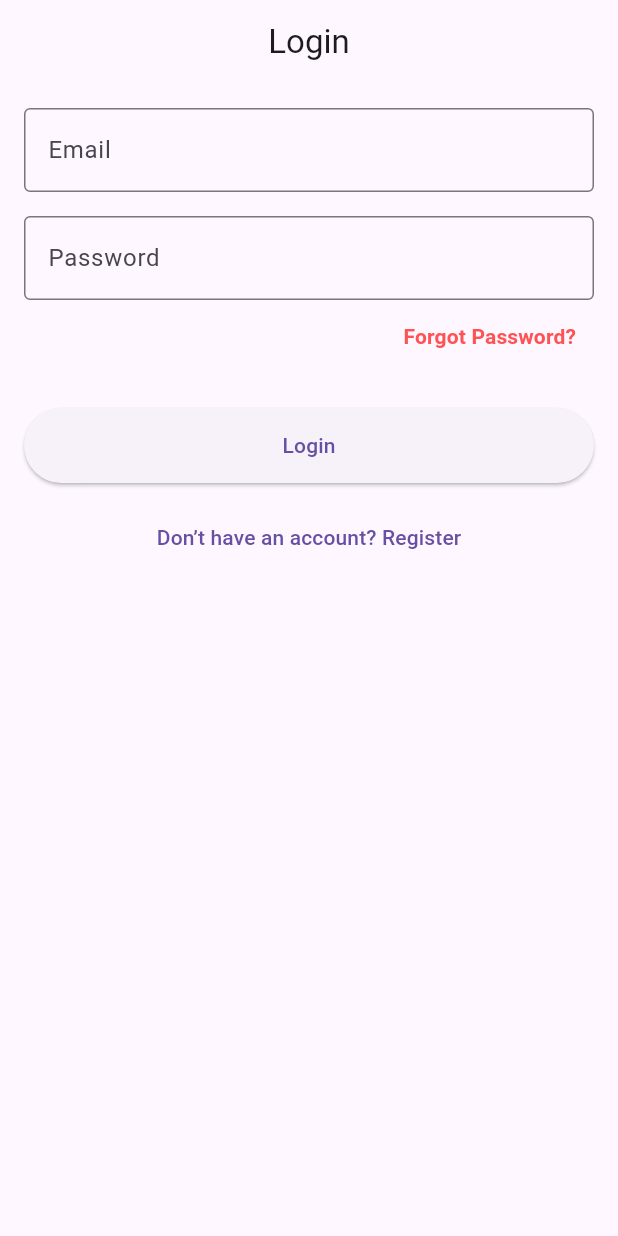
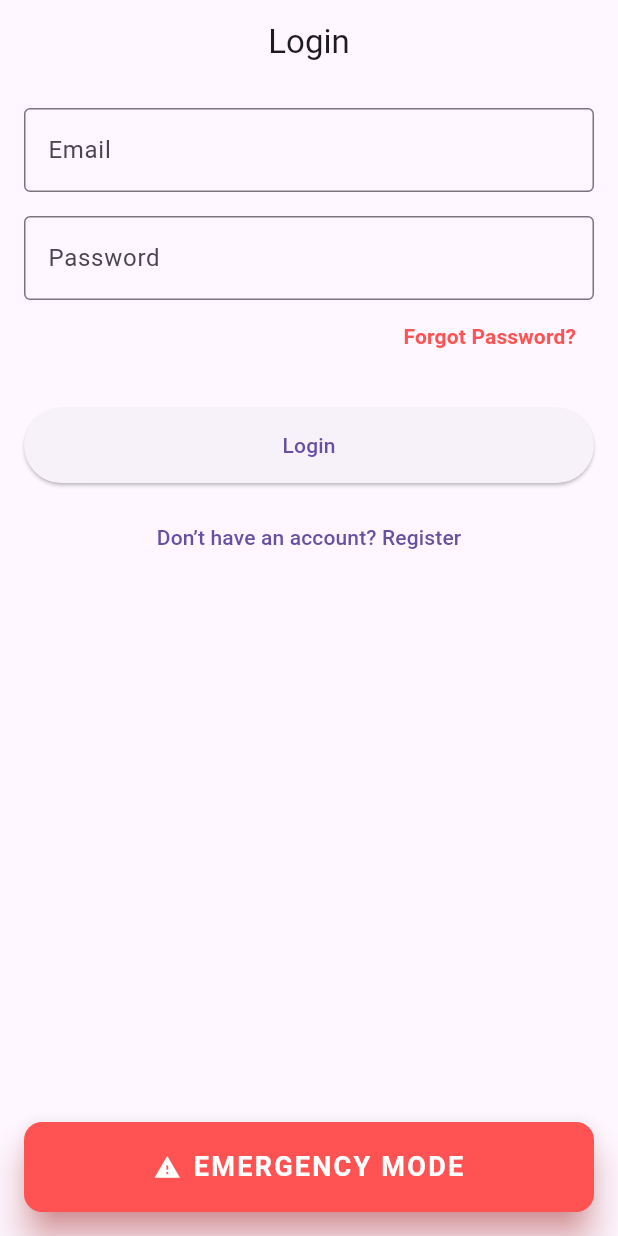
Before and after one commit to suyogwagle/instantaid_supabase, a Flutter app: the screen it shows after launch, on a phone screen of 412 x 824 dp. Run offline on Flutter 3.47's test engine with Material 3 defaults, Android fonts, the phone set to English and light mode, and no system bars; our stand-ins replace firebase_auth, firebase_core, firebase_database, percent_indicator, supabase_flutter; accounts and stored records are empty.

Commit message:
emergency mode added

```diff
--- a/lib/pages/login_page.dart
+++ b/lib/pages/login_page.dart
@@ -2,6 +2,7 @@ import 'package:flutter/material.dart';
 import 'package:instant_aid/main.dart';
 import 'package:instant_aid/models/user_model.dart';
 import 'package:instant_aid/homepage.dart';
+import 'package:instant_aid/training_page.dart';
 import 'package:supabase_flutter/supabase_flutter.dart';
 
 class LoginPage extends StatefulWidget {
@@ -221,6 +222,36 @@ class _LoginPageState extends State<LoginPage> {
                 ),
               ),
             ),
+            const SizedBox(height: 16),
+            ElevatedButton.icon(
+              onPressed: () {
+                Navigator.of(context).push(
+                  MaterialPageRoute(
+                    builder: (context) => const TrainingPage(),
+                  ),
+                );
+              },
+              icon: const Icon(Icons.warning, color: Colors.white),
+              label: const Text(
+                "EMERGENCY MODE",
+                style: TextStyle(
+                  fontSize: 18,
+                  fontWeight: FontWeight.bold,
+                  letterSpacing: 1.5,
+                  color: Colors.white,
+                ),
+              ),
+              style: ElevatedButton.styleFrom(
+                backgroundColor: Colors.redAccent,
+                padding: const EdgeInsets.symmetric(vertical: 16),
+                shape: RoundedRectangleBorder(
+                  borderRadius: BorderRadius.circular(12),
+                ),
+                elevation: 10,
+                shadowColor: Colors.redAccent,
+                minimumSize: const Size.fromHeight(60),
+              ),
+            ),
           ],
         ),
       ),
```
